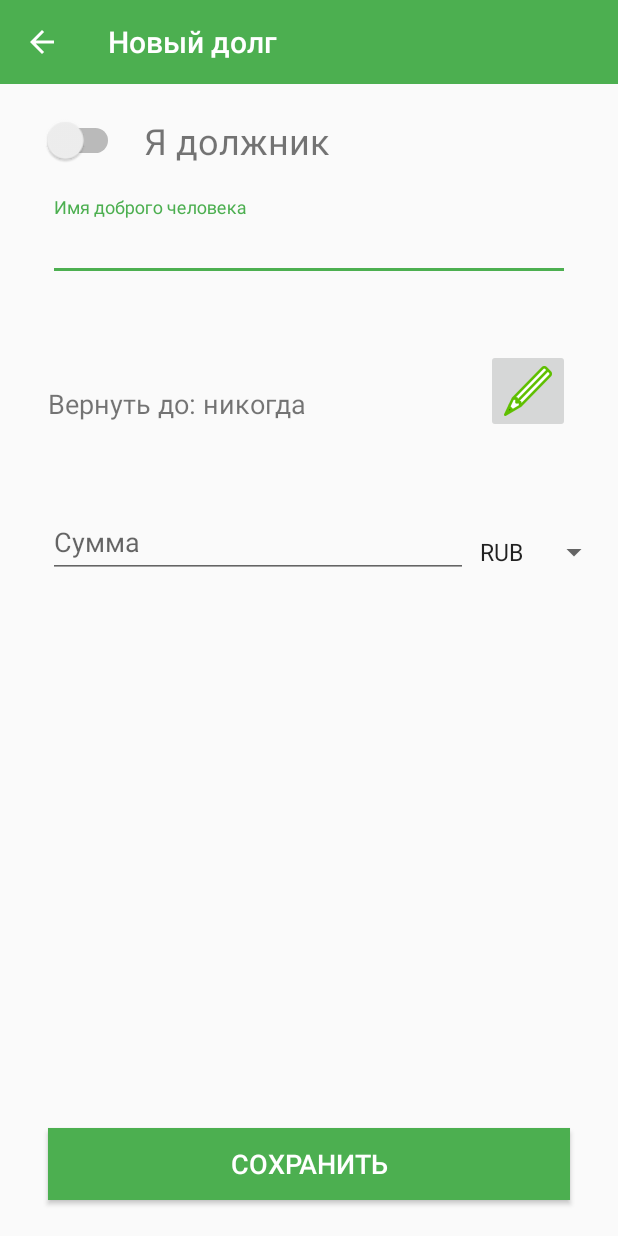
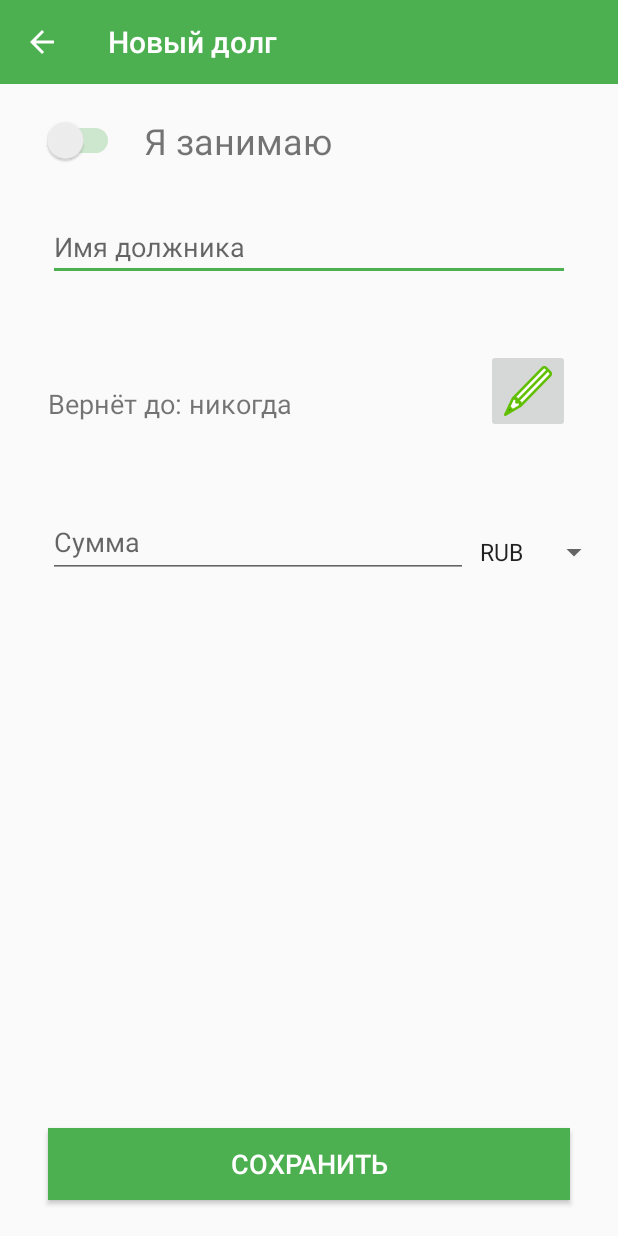
Before and after one commit to somnoynadno/WhereIsMyMoney, an Android app: the screen it shows after launch (NewDebtActivity), after a tap on an icon or button, on a phone screen of 412 x 824 dp. Run offline under Robolectric (Android 15) with nearby library versions, the phone set to English and light mode, and no system bars; our stand-ins replace Room's generated code, navigation-ui; 3 statements that could not run were skipped.

Commit message:
Switch debt type + card styles

```diff
--- a/app/src/main/java/com/example/whereismymoney/MainActivity.kt
+++ b/app/src/main/java/com/example/whereismymoney/MainActivity.kt
@@ -72,7 +72,7 @@ class MainActivity : AppCompatActivity() {
             override fun onResponse(call: Call<APIResponse>?, response: Response<APIResponse>?) {
                 val res = response?.body()
                 val rates = res?.rates
-                val date = CalendarHelper().getCurrentDateAsFormatedString()
+                val date = CalendarHelper().getCurrentDateAsFormattedString()
 
                 // insert in drawer
                 currencyText.text = getString(R.string.currency_text, date)
--- a/app/src/main/java/com/example/whereismymoney/helpers/CalendarHelper.kt
+++ b/app/src/main/java/com/example/whereismymoney/helpers/CalendarHelper.kt
@@ -1,9 +1,11 @@
 package com.example.whereismymoney.helpers
 
+import android.annotation.SuppressLint
 import java.text.SimpleDateFormat
 import java.util.*
 
 class CalendarHelper {
+    @SuppressLint("SimpleDateFormat")
     fun getCurrentDateAsLong(): Long {
         val c = Calendar.getInstance()                // ЗАТО ОНО РАБОТАЕТ
         val year = c.get(Calendar.YEAR)              // ЗАТО ОНО РАБОТАЕТ
@@ -15,12 +17,11 @@ class CalendarHelper {
                 year.toString()                // ЗАТО ОНО РАБОТАЕТ
 
         val pattern = "dd.MM.yyyy"
-        val date = SimpleDateFormat(pattern).parse(chosenDate).time
 
-        return date
+        return SimpleDateFormat(pattern).parse(chosenDate).time
     }
 
-    fun getCurrentDateAsFormatedString(): String {
+    fun getCurrentDateAsFormattedString(): String {
         val sdf = SimpleDateFormat("dd.MM.yyyy", Locale.getDefault())
 
         return sdf.format(Date())
--- a/app/src/main/java/com/example/whereismymoney/models/AppDatabase.kt
+++ b/app/src/main/java/com/example/whereismymoney/models/AppDatabase.kt
@@ -2,7 +2,7 @@ package com.example.whereismymoney.models
 
 import androidx.room.*
 
-@Database(entities = arrayOf(Debt::class), version = 1)
+@Database(entities = [Debt::class], version = 1)
 abstract class AppDatabase : RoomDatabase() {
     abstract fun debtDao(): DebtDao
 }
--- a/app/src/main/java/com/example/whereismymoney/models/DebtDao.kt
+++ b/app/src/main/java/com/example/whereismymoney/models/DebtDao.kt
@@ -10,10 +10,10 @@ interface DebtDao {
     @Query("SELECT * FROM debt WHERE date = :d")
     fun getByDate(d: String): List<Debt>
 
-    @Query("SELECT * FROM debt WHERE is_my_debt = 1")
+    @Query("SELECT * FROM debt WHERE is_my_debt = 1 ORDER BY date")
     fun loadMyDebts(): List<Debt>
 
-    @Query("SELECT * FROM debt WHERE is_my_debt = 0")
+    @Query("SELECT * FROM debt WHERE is_my_debt = 0 ORDER BY date")
     fun loadNotMyDebts(): List<Debt>
 
     @Insert
--- a/app/src/main/java/com/example/whereismymoney/ui/today/TodayFragment.kt
+++ b/app/src/main/java/com/example/whereismymoney/ui/today/TodayFragment.kt
@@ -40,7 +40,7 @@ class TodayFragment : Fragment() {
         ).allowMainThreadQueries().build()
 
         val date = CalendarHelper().getCurrentDateAsLong()
-        val items = db.debtDao().getByDate(date.toString())
+        val items = db.debtDao().getAll()
 
         if (items.isEmpty()){
             root.findViewById<ImageView>(R.id.placeholder).visibility = View.VISIBLE
--- a/app/src/main/res/layout/new_debt_layout.xml
+++ b/app/src/main/res/layout/new_debt_layout.xml
@@ -24,6 +24,8 @@
         android:layout_marginTop="24dp"
         android:scaleX="1.2"
         android:scaleY="1.2"
+        android:checked="false"
+        android:theme="@style/SCBSwitch"
         app:layout_constraintStart_toStartOf="parent"
         app:layout_constraintTop_toBottomOf="@+id/newDebtToolbar" />
 
@@ -32,7 +34,7 @@
         android:layout_width="wrap_content"
         android:layout_height="wrap_content"
         android:layout_marginStart="16dp"
-        android:text="@string/debt_type_switch"
+        android:text="@string/debt_type_switch_off"
         android:textSize="24sp"
         app:layout_constraintBottom_toBottomOf="@+id/debtTypeSwitch"
         app:layout_constraintStart_toEndOf="@+id/debtTypeSwitch"
@@ -53,8 +55,7 @@
         <com.google.android.material.textfield.TextInputEditText
             android:id="@+id/nameInput"
             android:layout_width="match_parent"
-            android:layout_height="wrap_content"
-            android:hint="@string/name_input_hint" />
+            android:layout_height="wrap_content" />
 
     </com.google.android.material.textfield.TextInputLayout>
 
@@ -63,7 +64,7 @@
         android:layout_width="56dp"
         android:layout_height="56dp"
         android:layout_marginEnd="32dp"
-        android:contentDescription="@string/date_text"
+        android:contentDescription="@string/date_text_off"
         android:scaleType="centerInside"
         app:layout_constraintBottom_toBottomOf="@+id/dateInputLayout"
         app:layout_constraintEnd_toEndOf="parent"
@@ -85,7 +86,7 @@
             android:id="@+id/dateText"
             android:layout_width="match_parent"
             android:layout_height="wrap_content"
-            android:text="@string/date_text"
+            android:text="@string/date_text_off"
             android:textSize="18sp" />
 
     </com.google.android.material.textfield.TextInputLayout>
--- a/app/src/main/res/values/strings.xml
+++ b/app/src/main/res/values/strings.xml
@@ -8,14 +8,21 @@
     <string name="new_debt">Новый долг</string>
     <string name="placeholder_text">На этом пока всё</string>
 
+    <string name="need_to_return_today">Отдать сегодня!</string>
+    <string name="will_be_returned_today">Вернут сегодня</string>
+
     <!-- New Debt Activity -->
-    <string name="debt_type_switch">Я должник</string>
-    <string name="name_input_hint">Имя доброго человека</string>
+    <string name="debt_type_switch_off">Я занимаю</string>
+    <string name="debt_type_switch_on">Я должник</string>
+    <string name="name_input_hint_off">Имя должника</string>
+    <string name="name_input_hint_on">Имя доброго человека</string>
+    <string name="date_text_off">Вернёт до: никогда</string>
+    <string name="date_text_on">Вернуть до: никогда</string>
+    <string name="return_until_off">Вернёт до: %s</string>
+    <string name="return_until_on">Вернуть до: %s</string>
+
+    <string name="save_text">Сохранить</string>
     <string name="sum_input_hint">Сумма</string>
-    <string name="date_text">Вернуть до: никогда</string>
-    <string name="save_text">Сохранить</string>
-
-    <string name="return_until">Вернёт до: %s</string>
 
     <!-- Check for errors -->
     <string name="amount_layout_error">Это поле не может быть пустым</string>
--- a/app/src/main/res/values/styles.xml
+++ b/app/src/main/res/values/styles.xml
@@ -33,4 +33,10 @@
         <item name="contentPaddingRight">16dp</item>
     </style>
 
+    <style name="SCBSwitch" parent="Theme.AppCompat.Light">
+        <item name="colorControlActivated">#4CAF50</item>
+        <item name="colorSwitchThumbNormal">#4CAF50</item>
+        <item name="android:colorForeground">#4CAF50</item>
+    </style>
+
 </resources>
```
Also changed, not shown: app/src/main/java/com/example/whereismymoney/NewDebtActivity.kt (+24 -1 lines), app/src/main/java/com/example/whereismymoney/helpers/recycler/RecyclerViewAdapter.kt (+32 -12 lines).
